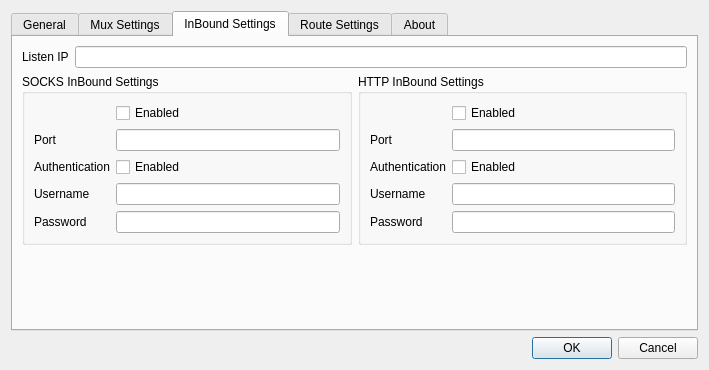
Above: src/w_PrefrencesWindow.ui from darsvador/qvssr before the change. Below: the same form after it.
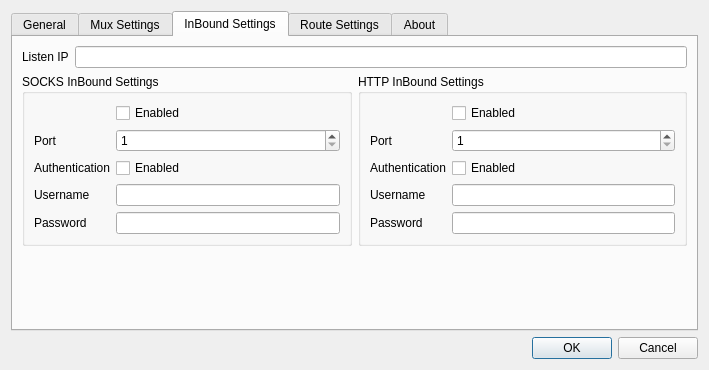
That is the form after the change. The open tabs and pages were chosen to show the change. Icons and pictures are not drawn.

Commit message: [fix] Fixed a SIGABORT on port editing. See: #92

```diff
--- a/src/w_PrefrencesWindow.ui
+++ b/src/w_PrefrencesWindow.ui
@@ -247,9 +247,12 @@
              </widget>
             </item>
             <item row="1" column="1">
-             <widget class="QLineEdit" name="socksPortLE">
-              <property name="text">
-               <string/>
+             <widget class="QSpinBox" name="socksPortLE">
+              <property name="minimum">
+               <number>1</number>
+              </property>
+              <property name="maximum">
+               <number>65535</number>
               </property>
              </widget>
             </item>
@@ -314,15 +317,12 @@
              </widget>
             </item>
             <item row="1" column="1">
-             <widget class="QLineEdit" name="httpPortLE">
-              <property name="text">
-               <string/>
+             <widget class="QSpinBox" name="httpPortLE">
+              <property name="minimum">
+               <number>1</number>
               </property>
-              <property name="dragEnabled">
-               <bool>false</bool>
-              </property>
-              <property name="clearButtonEnabled">
-               <bool>false</bool>
+              <property name="maximum">
+               <number>65535</number>
               </property>
              </widget>
             </item>
```
Left out of the diff: 2 changed lines with no effect on the pictures. The commit also changes 3 other files.
